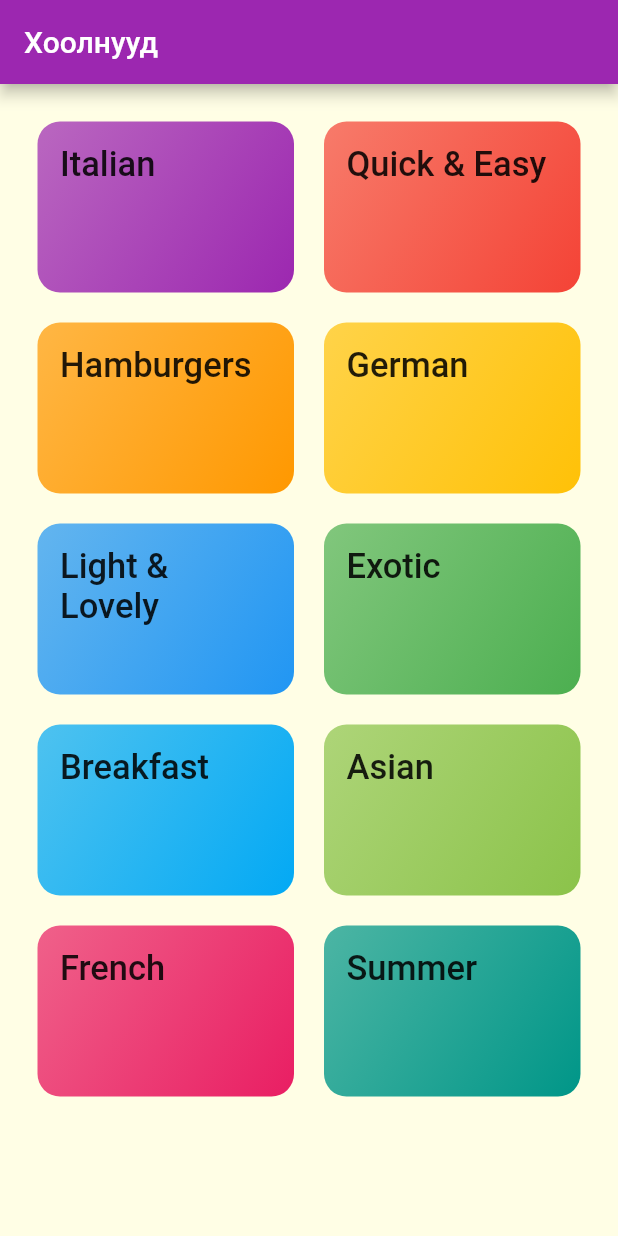
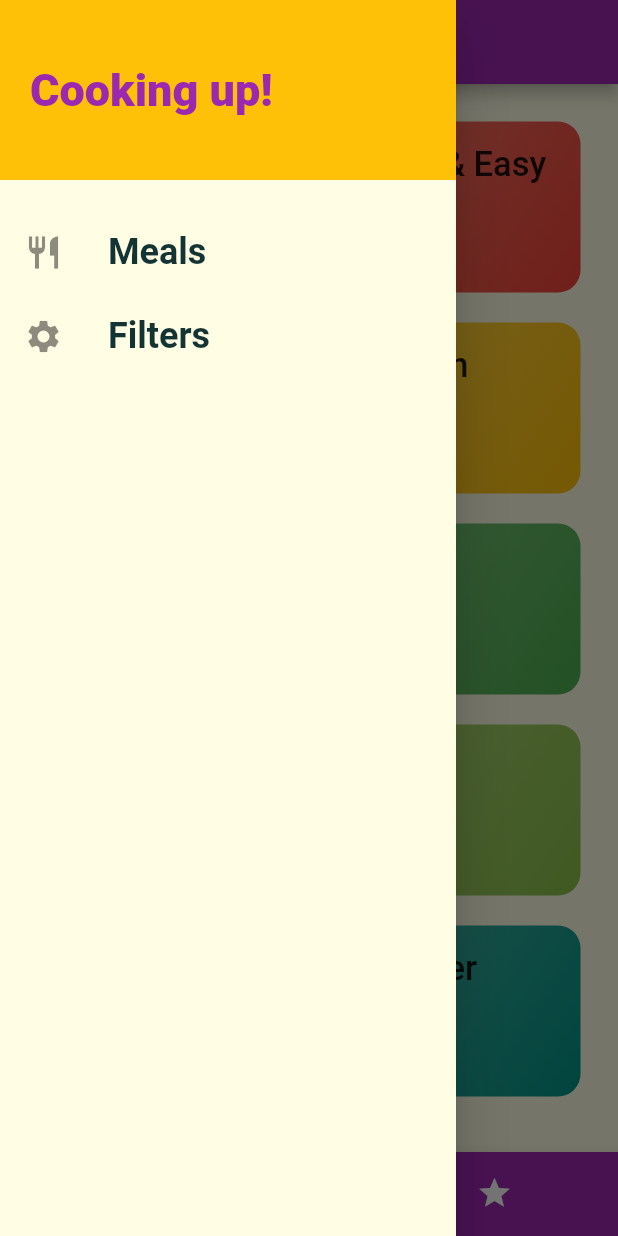
Before and after one commit to kuroi512/third, a Flutter app: the screen it shows after launch, with the side drawer open (before the commit the screen has no drawer), on a phone screen of 412 x 824 dp. Run offline on Flutter 3.47's test engine with Material 2 defaults, Android fonts, the phone set to English and light mode, and no system bars; Roboto replaces fonts that are missing (RaleWay, RoboCondensed, RobotoCondensed).

Commit message:
my commit

```diff
--- a/lib/main.dart
+++ b/lib/main.dart
@@ -1,4 +1,6 @@
 import 'package:flutter/material.dart';
+import '../screens/filters_screen.dart';
+import '../screens/tabs_screen.dart';
 
 import '../screens/meal_detail_screen.dart';
 import '../models/category.dart';
@@ -32,9 +34,10 @@ class MyApp extends StatelessWidget {
       ),
       // home: CategoriesScreen(),
       routes: {
-        '/': (ctx) => CategoriesScreen(),
+        '/': (ctx) => TabsScreen(),
         CategoryMealsScreen.routName: (ctx) => CategoryMealsScreen(),
-        MealDetailScreen.routName: (ctx) => MealDetailScreen(),
+        MealDetailScreen.routeName: (ctx) => MealDetailScreen(),
+        FiltersScreen.routName: (ctx) => FiltersScreen(),
       },
       onGenerateRoute: (settings) {
         print(settings.arguments);
--- a/lib/screens/categories_screen.dart
+++ b/lib/screens/categories_screen.dart
@@ -5,11 +5,7 @@ import '../dummy_data.dart';
 class CategoriesScreen extends StatelessWidget {
   @override
   Widget build(BuildContext context) {
-    return Scaffold(
-      appBar: AppBar(
-        title: const Text('Хоолнууд'),
-      ),
-      body: GridView(
+    return GridView(
       padding: const EdgeInsets.all(25),
       children: DUMMY_CATEGORIES
           .map(
@@ -26,7 +22,6 @@ class CategoriesScreen extends StatelessWidget {
         crossAxisSpacing: 20,
         mainAxisSpacing: 20,
       ),
-      ),
     );
   }
 }
--- /dev/null
+++ b/lib/screens/filters_screen.dart
@@ -0,0 +1,19 @@
+import 'package:flutter/material.dart';
+import '../widgets/main_drawer.dart';
+
+class FiltersScreen extends StatelessWidget {
+  static const routName = '/filters';
+
+  @override
+  Widget build(BuildContext context) {
+    return Scaffold(
+      appBar: AppBar(
+        title: Text('Filters'),
+      ),
+      drawer: MainDrawer(),
+      body: Center(
+        child: Text('aaa'),
+      ),
+    );
+  }
+}
--- /dev/null
+++ b/lib/screens/tabs_screen.dart
@@ -0,0 +1,60 @@
+import 'package:flutter/material.dart';
+import '../widgets/main_drawer.dart';
+import '../screens/favorites_screen.dart';
+import '../screens/categories_screen.dart';
+
+class TabsScreen extends StatefulWidget {
+  @override
+  _TabsScreenState createState() => _TabsScreenState();
+}
+
+class _TabsScreenState extends State<TabsScreen> {
+  final List<Map<String, Object>> _pages = [
+    {
+      'page': CategoriesScreen(),
+      'title': 'Categories',
+    },
+    {
+      'page': FavoritesScreen(),
+      'title': 'Your  Favorites',
+    },
+  ];
+  int _selectedPageIndex = 0;
+
+  void _selectPage(int index) {
+    setState(() {
+      _selectedPageIndex = index;
+    });
+  }
+
+  @override
+  Widget build(BuildContext context) {
+    return Scaffold(
+      appBar: AppBar(
+        title: Text(_pages[_selectedPageIndex]['title'].toString()),
+      ),
+      drawer: MainDrawer(),
+      body: _pages[_selectedPageIndex]['page'] as Widget,
+      bottomNavigationBar: BottomNavigationBar(
+        onTap: _selectPage,
+        backgroundColor: Theme.of(context).primaryColor,
+        unselectedItemColor: Colors.white,
+        selectedItemColor: Theme.of(context).accentColor,
+        currentIndex: _selectedPageIndex,
+        type: BottomNavigationBarType.shifting,
+        items: [
+          BottomNavigationBarItem(
+            backgroundColor: Theme.of(context).primaryColor,
+            icon: Icon(Icons.category),
+            title: Text('Categories'),
+          ),
+          BottomNavigationBarItem(
+            backgroundColor: Theme.of(context).primaryColor,
+            icon: Icon(Icons.star),
+            title: Text('Favorites'),
+          ),
+        ],
+      ),
+    );
+  }
+}
--- /dev/null
+++ b/lib/widgets/main_drawer.dart
@@ -0,0 +1,65 @@
+import 'package:flutter/material.dart';
+import '../screens/filters_screen.dart';
+
+class MainDrawer extends StatelessWidget {
+  Widget buildListTile(String title, IconData icon, Function tapHandler) {
+    return ListTile(
+      leading: Icon(
+        icon,
+        size: 26,
+      ),
+      title: Text(
+        title,
+        style: TextStyle(
+          fontFamily: 'RobotoCondensed',
+          fontSize: 24,
+          fontWeight: FontWeight.bold,
+        ),
+      ),
+      onTap: tapHandler as void Function(),
+    );
+  }
+
+  @override
+  Widget build(BuildContext context) {
+    return Drawer(
+      child: Column(
+        children: [
+          Container(
+            height: 120,
+            width: double.infinity,
+            padding: EdgeInsets.all(20),
+            alignment: Alignment.centerLeft,
+            color: Theme.of(context).accentColor,
+            child: Text(
+              'Cooking up!',
+              style: TextStyle(
+                fontWeight: FontWeight.w900,
+                fontSize: 30,
+                color: Theme.of(context).primaryColor,
+              ),
+            ),
+          ),
+          SizedBox(
+            height: 20,
+          ),
+          buildListTile(
+            'Meals',
+            Icons.restaurant,
+            () {
+              Navigator.of(context).pushReplacementNamed('/');
+            },
+          ),
+          buildListTile(
+            'Filters',
+            Icons.settings,
+            () {
+              Navigator.of(context)
+                  .pushReplacementNamed(FiltersScreen.routName);
+            },
+          )
+        ],
+      ),
+    );
+  }
+}
```
Also changed, not shown: lib/screens/category_meals_screen.dart (+46 -19 lines), lib/screens/favorites_screen.dart (added, +10 -0 lines), lib/screens/meal_detail_screen.dart (+83 -6 lines), lib/widgets/meal_item.dart (+11 -3 lines). Lines whose indentation alone changed are shown as unchanged.
